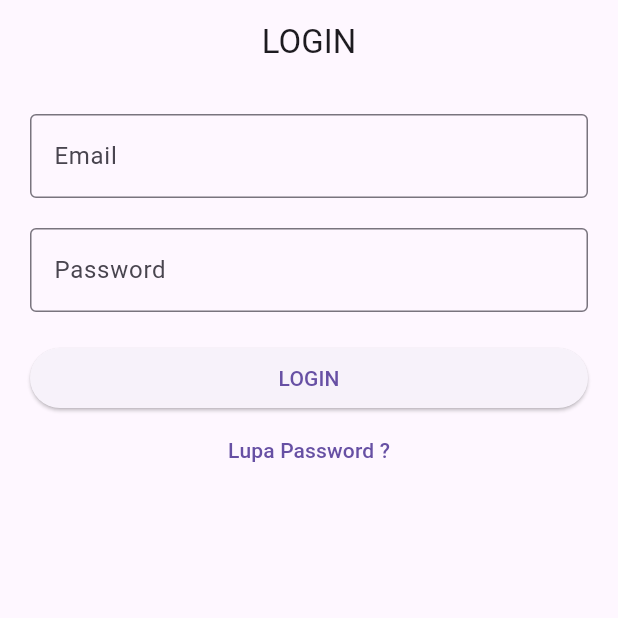
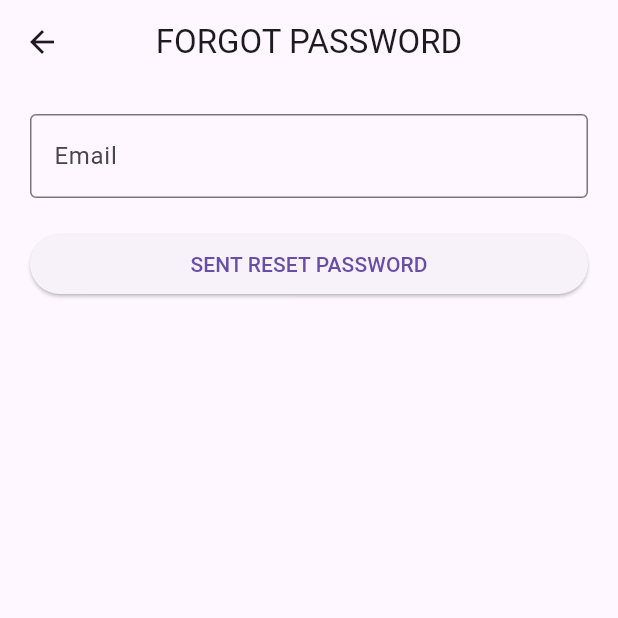
Before and after one commit to FIKRI140702/Presence-project, a Flutter app: the screen it shows after launch, after a tap on "Lupa Password ?", on a phone screen of 412 x 824 dp, the top half of it. Run offline on Flutter 3.47's test engine with Material 3 defaults, Android fonts, the phone set to English and light mode, and no system bars; our stand-ins replace cloud_firestore, device_preview, firebase_auth, firebase_core, get; accounts and stored records are empty.

Commit message:
add page forgot password

```diff
--- a/lib/app/modules/add_pegawai/controllers/add_pegawai_controller.dart
+++ b/lib/app/modules/add_pegawai/controllers/add_pegawai_controller.dart
@@ -97,7 +97,7 @@ class AddPegawaiController extends GetxController {
         content: Column(
           children: [
             const Text("Masukkan password untuk validasi admin!"),
-            SizedBox(height: 10),
+            const SizedBox(height: 10),
             TextField(
               controller: passAdminC,
               autocorrect: false,
--- /dev/null
+++ b/lib/app/modules/forgot_password/bindings/forgot_password_binding.dart
@@ -0,0 +1,12 @@
+import 'package:get/get.dart';
+
+import '../controllers/forgot_password_controller.dart';
+
+class ForgotPasswordBinding extends Bindings {
+  @override
+  void dependencies() {
+    Get.lazyPut<ForgotPasswordController>(
+      () => ForgotPasswordController(),
+    );
+  }
+}
--- /dev/null
+++ b/lib/app/modules/forgot_password/controllers/forgot_password_controller.dart
@@ -0,0 +1,27 @@
+import 'package:firebase_auth/firebase_auth.dart';
+import 'package:flutter/material.dart';
+import 'package:get/get.dart';
+
+class ForgotPasswordController extends GetxController {
+  RxBool isLoading = false.obs;
+  TextEditingController emailC = TextEditingController();
+
+  FirebaseAuth auth = FirebaseAuth.instance;
+
+  void sendEmail() async {
+    if (emailC.text.isNotEmpty) {
+      isLoading.value = true;
+      try {
+        await auth.sendPasswordResetEmail(email: emailC.text);
+        Get.snackbar("Berhasil",
+            "Kami telah mengirimkan email reset password. Periksa email kamu");
+        Get.back();
+      } catch (e) {
+        Get.snackbar(
+            "Terjadi Kesalahan", "Tidak dapat mengirim email reset password");
+      } finally {
+        isLoading.value = false;
+      }
+    }
+  }
+}
--- /dev/null
+++ b/lib/app/modules/forgot_password/views/forgot_password_view.dart
@@ -0,0 +1,44 @@
+import 'package:flutter/material.dart';
+
+import 'package:get/get.dart';
+
+import '../controllers/forgot_password_controller.dart';
+
+class ForgotPasswordView extends GetView<ForgotPasswordController> {
+  const ForgotPasswordView({Key? key}) : super(key: key);
+  @override
+  Widget build(BuildContext context) {
+    return Scaffold(
+      appBar: AppBar(
+        title: const Text('FORGOT PASSWORD'),
+        centerTitle: true,
+      ),
+      body: ListView(
+        padding: const EdgeInsets.all(20),
+        children: [
+          TextField(
+            autocorrect: false,
+            controller: controller.emailC,
+            decoration: const InputDecoration(
+              labelText: "Email",
+              border: OutlineInputBorder(),
+            ),
+          ),
+          const SizedBox(height: 20),
+          Obx(
+            () => ElevatedButton(
+              onPressed: () {
+                if (controller.isLoading.isFalse) {
+                  controller.sendEmail();
+                }
+              },
+              child: Text(controller.isLoading.isFalse
+                  ? "SENT RESET PASSWORD"
+                  : "LOADING..."),
+            ),
+          ),
+        ],
+      ),
+    );
+  }
+}
--- a/lib/app/modules/login/views/login_view.dart
+++ b/lib/app/modules/login/views/login_view.dart
@@ -1,6 +1,7 @@
 import 'package:flutter/material.dart';
 
 import 'package:get/get.dart';
+import 'package:presence/app/routes/app_pages.dart';
 
 import '../controllers/login_controller.dart';
 
@@ -46,7 +47,7 @@ class LoginView extends GetView<LoginController> {
               ),
             ),
             TextButton(
-              onPressed: () {},
+              onPressed: () => Get.toNamed(Routes.FORGOT_PASSWORD),
               child: const Text("Lupa Password ?"),
             ),
           ],
--- a/lib/app/routes/app_pages.dart
+++ b/lib/app/routes/app_pages.dart
@@ -1,15 +1,17 @@
-// ignore_for_file: constant_identifier_names
-
 import 'package:get/get.dart';
 
 import '../modules/add_pegawai/bindings/add_pegawai_binding.dart';
 import '../modules/add_pegawai/views/add_pegawai_view.dart';
+import '../modules/forgot_password/bindings/forgot_password_binding.dart';
+import '../modules/forgot_password/views/forgot_password_view.dart';
 import '../modules/home/bindings/home_binding.dart';
 import '../modules/home/views/home_view.dart';
 import '../modules/login/bindings/login_binding.dart';
 import '../modules/login/views/login_view.dart';
 import '../modules/new_password/bindings/new_password_binding.dart';
 import '../modules/new_password/views/new_password_view.dart';
+
+// ignore_for_file: constant_identifier_names
 
 part 'app_routes.dart';
 
@@ -39,5 +41,10 @@ class AppPages {
       page: () => const NewPasswordView(),
       binding: NewPasswordBinding(),
     ),
+    GetPage(
+      name: _Paths.FORGOT_PASSWORD,
+      page: () => const ForgotPasswordView(),
+      binding: ForgotPasswordBinding(),
+    ),
   ];
 }
--- a/lib/app/routes/app_routes.dart
+++ b/lib/app/routes/app_routes.dart
@@ -9,6 +9,7 @@ abstract class Routes {
   static const ADD_PEGAWAI = _Paths.ADD_PEGAWAI;
   static const LOGIN = _Paths.LOGIN;
   static const NEW_PASSWORD = _Paths.NEW_PASSWORD;
+  static const FORGOT_PASSWORD = _Paths.FORGOT_PASSWORD;
 }
 
 abstract class _Paths {
@@ -17,4 +18,5 @@ abstract class _Paths {
   static const ADD_PEGAWAI = '/add-pegawai';
   static const LOGIN = '/login';
   static const NEW_PASSWORD = '/new-password';
+  static const FORGOT_PASSWORD = '/forgot-password';
 }
```
